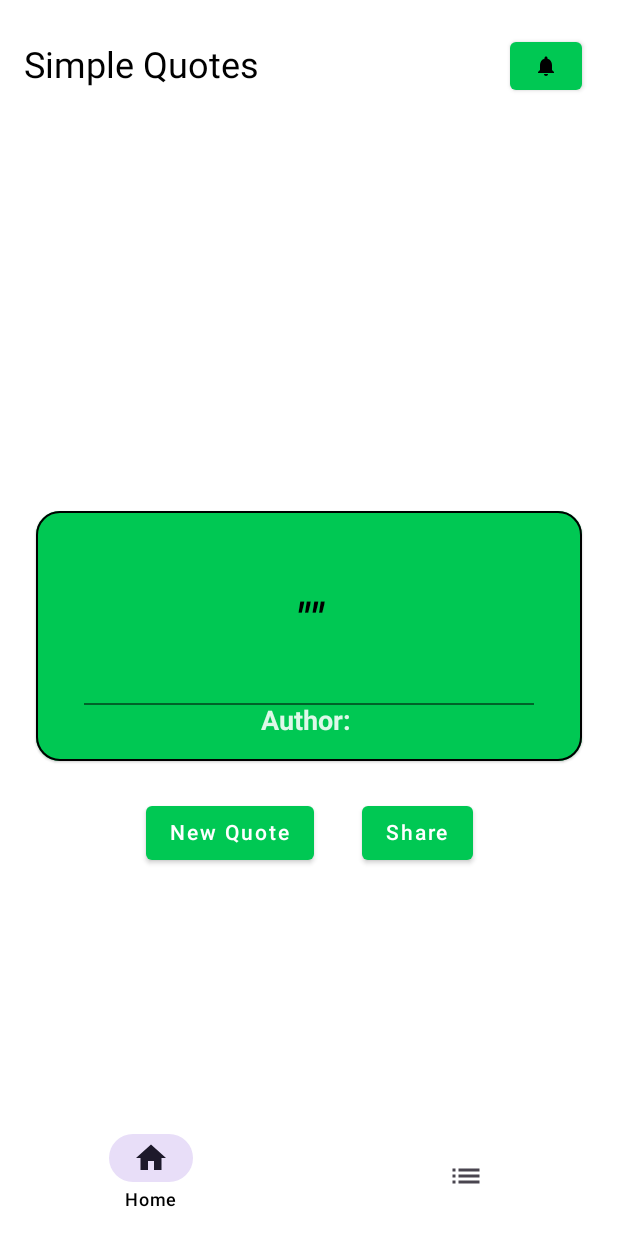
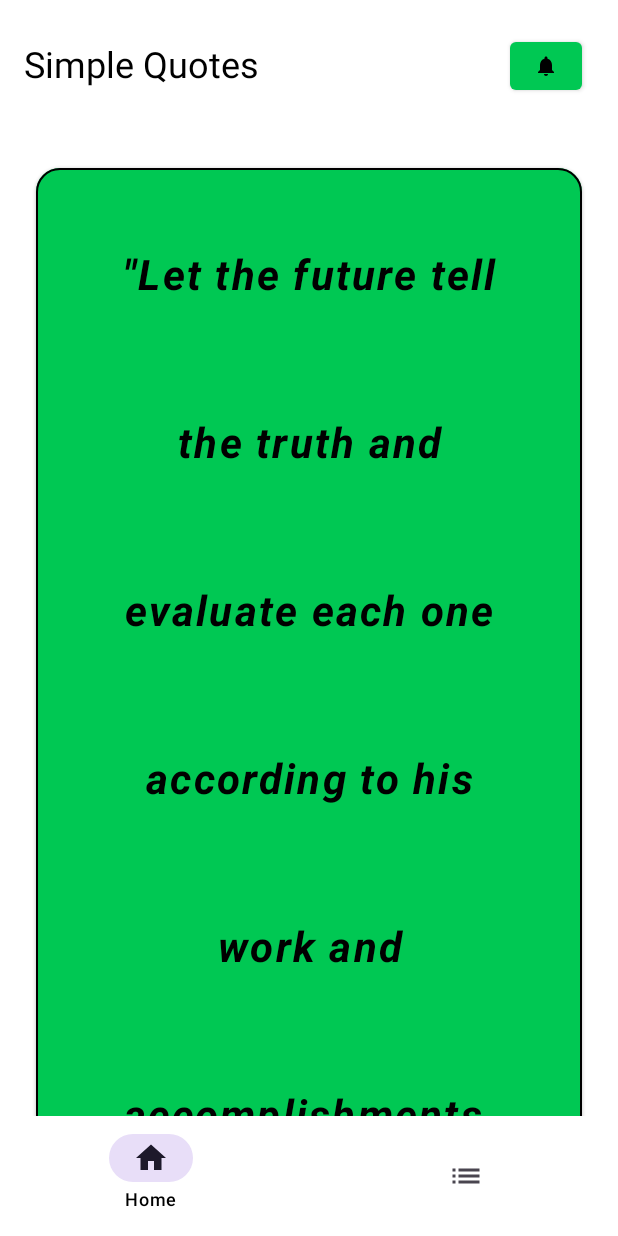
Before and after one commit to Gibo2706/QuoteApp, an Android app built with Jetpack Compose: the MainQuoteUI screen opened through its navigation route, on a phone screen of 412 x 824 dp. Run offline under Robolectric (Android 15) with nearby library versions, the phone set to English and light mode, and no system bars.

Commit message:
Buffered loading of quotes

```diff
--- a/app/src/main/java/com/bm/quotesapp/MainActivity.kt
+++ b/app/src/main/java/com/bm/quotesapp/MainActivity.kt
@@ -6,6 +6,7 @@ import android.app.NotificationManager
 import android.app.PendingIntent
 import android.content.Intent
 import android.os.Bundle
+import android.util.Log
 import android.widget.Toast
 import androidx.activity.ComponentActivity
 import androidx.activity.compose.setContent
@@ -30,7 +31,6 @@ import com.bm.quotesapp.navigation.AppNavGraph
 import com.bm.quotesapp.navigation.NavigationActions
 import com.bm.quotesapp.navigation.Routes
 import com.bm.quotesapp.notifications.Notifications
-import com.bm.quotesapp.receivers.AlarmReceiver
 import com.bm.quotesapp.ui.appBottomBar.AppBottomBar
 import com.bm.quotesapp.ui.appTopBar.AppTopBar
 
--- a/app/src/main/java/com/bm/quotesapp/architecture/home/QuotesState.kt
+++ b/app/src/main/java/com/bm/quotesapp/architecture/home/QuotesState.kt
@@ -1,7 +1,7 @@
 package com.bm.quotesapp.architecture.home
 
 data class QuotesState(
-    val content: String? = "",
-    var author: String? = "",
+    val content: String? = "Let the future tell the truth and evaluate each one according to his work and accomplishments. The present is theirs; the future, for which I have really worked, is mine.",
+    var author: String? = "Nikola Tesla",
     var offset: Float = 0f,
 )
--- a/app/src/main/java/com/bm/quotesapp/architecture/home/QuotesViewModel.kt
+++ b/app/src/main/java/com/bm/quotesapp/architecture/home/QuotesViewModel.kt
@@ -2,18 +2,12 @@ package com.bm.quotesapp.architecture.home
 
 import android.app.AlarmManager
 import android.app.PendingIntent
-import android.content.Context
-import android.content.Context.ALARM_SERVICE
 import android.content.Intent
-import android.os.Build
 import android.util.Log
 import androidx.activity.ComponentActivity
 import androidx.compose.runtime.getValue
 import androidx.compose.runtime.mutableStateOf
 import androidx.compose.runtime.setValue
-import androidx.compose.ui.platform.LocalContext
-import androidx.core.content.ContextCompat.getSystemService
-import androidx.core.content.getSystemService
 import androidx.lifecycle.MutableLiveData
 import androidx.lifecycle.ViewModel
 import com.bm.quotesapp.architecture.UIAction
@@ -21,28 +15,29 @@ import com.bm.quotesapp.data.QuotesResponse
 import com.bm.quotesapp.listeners.QuotesResponseListener
 import com.bm.quotesapp.managers.RequestManager
 import com.bm.quotesapp.receivers.AlarmReceiver
+import java.util.Queue
 
 private const val HALF_DAY = 43200000L
 
 class QuotesViewModel : ViewModel() {
-    var state by mutableStateOf(QuotesState())
+    var state by mutableStateOf(arrayListOf(QuotesState()))
         private set
     var status = MutableLiveData<Boolean?>()
     var statusNot = MutableLiveData<Boolean?>()
 
     init {
-         getData()
+        for (i in 1..5)
+            getData()
+
+        state = ArrayList(state.drop(0))
     }
 
 
     private fun getData(){
         val listener: QuotesResponseListener = object : QuotesResponseListener {
             override fun onSuccess(response: QuotesResponse, message: String) {
-                Log.d("QuotesViewModel", "Data collected")
-                state = state.copy(
-                    content = response.content,
-                    author = response.author
-                )
+                Log.d("QuotesViewModel", "Data collected === " + response.author + " " + response.content)
+                state.add(QuotesState(content = response.content, author = response.author))
             }
 
             override fun onFailure(message: String) {
@@ -56,12 +51,15 @@ class QuotesViewModel : ViewModel() {
         when(action) {
             is UIAction.SwipeForNewQuote -> {
                 status.value = true
-                getData()
+                state = ArrayList(state.drop(1))
+                if(state.size < 3 )
+                    for (i in 1..2)
+                        getData()
             }
             is UIAction.ShareQuote -> {
                 val shareIntent = Intent(Intent.ACTION_SEND)
                 shareIntent.type = "text/plain"
-                shareIntent.putExtra(Intent.EXTRA_TEXT, state.content)
+                shareIntent.putExtra(Intent.EXTRA_TEXT, state.first().content)
                 action.mContext.startActivity(Intent.createChooser(shareIntent, "Share using"))
             }
             is UIAction.TopBarClicked -> {
--- a/app/src/main/java/com/bm/quotesapp/managers/RequestManager.kt
+++ b/app/src/main/java/com/bm/quotesapp/managers/RequestManager.kt
@@ -19,6 +19,7 @@ class RequestManager {
         .build()
 
     fun getRandQuote(listener: QuotesResponseListener){
+
         val call = retrofit.create(CallQuotes::class.java).callRandomQuote()
         call.enqueue(object: Callback<QuotesResponse>{
             override fun onResponse(
--- a/app/src/main/java/com/bm/quotesapp/navigation/AppNavGraph.kt
+++ b/app/src/main/java/com/bm/quotesapp/navigation/AppNavGraph.kt
@@ -14,10 +14,11 @@ import com.bm.quotesapp.architecture.home.QuotesState
 import com.bm.quotesapp.architecture.home.QuotesViewModel
 import com.bm.quotesapp.ui.MainQuoteUI
 import com.bm.quotesapp.ui.categories.CategoriesView
+import java.util.stream.Stream
 
 @Composable
 fun AppNavGraph(
-    state: QuotesState,
+    state: ArrayList<QuotesState>,
     viewModel: QuotesViewModel,
     navController: NavHostController,
 ) {
--- a/app/src/main/java/com/bm/quotesapp/ui/home/MainQuoteUI.kt
+++ b/app/src/main/java/com/bm/quotesapp/ui/home/MainQuoteUI.kt
@@ -7,6 +7,7 @@ import androidx.compose.foundation.gestures.Orientation
 import androidx.compose.foundation.gestures.draggable
 import androidx.compose.foundation.gestures.rememberDraggableState
 import androidx.compose.foundation.layout.*
+import androidx.compose.foundation.lazy.LazyColumn
 import androidx.compose.foundation.rememberScrollState
 import androidx.compose.foundation.shape.RoundedCornerShape
 import androidx.compose.foundation.verticalScroll
@@ -24,20 +25,22 @@ import androidx.compose.ui.unit.sp
 import androidx.lifecycle.ViewModel
 import com.bm.quotesapp.architecture.home.QuotesState
 import com.bm.quotesapp.architecture.UIAction
+import com.bm.quotesapp.architecture.home.QuotesViewModel
 import com.bm.quotesapp.notifications.Notifications
+import java.util.stream.Stream
 
 import kotlin.math.roundToInt
 
 
 @Composable
 fun MainQuoteUI(
-    state: QuotesState,
-    viewModel: ViewModel,
+    state: ArrayList<QuotesState>,
+    viewModel: QuotesViewModel,
     modifier: Modifier = Modifier,
     onAction: (UIAction) -> Unit,
 ) {
     var offsetX by remember { mutableStateOf(0f) }
-
+    val stateM = viewModel.state
     Box(
         modifier = modifier,
         contentAlignment = Alignment.Center
@@ -64,7 +67,6 @@ fun MainQuoteUI(
                                 if (offsetX > 300f || offsetX < -300f) {
                                     offsetX = 0f
                                     onAction(UIAction.SwipeForNewQuote)
-
                                 }
                             }
                         ),
@@ -74,9 +76,9 @@ fun MainQuoteUI(
                         onDragStarted = {
                             offsetX = 0f
                         },
-                        startDragImmediately = false
+                        startDragImmediately = false,
                     )
-                    .weight(1f, fill = false),
+                    ,
                 border = BorderStroke(
                     color = MaterialTheme.colors.onSurface,
                     width = 1.dp
@@ -94,9 +96,9 @@ fun MainQuoteUI(
                         verticalArrangement = Arrangement.Center,
                         horizontalAlignment = Alignment.CenterHorizontally
                     ) {
-                        state.content?.let {
+                        stateM.firstOrNull()?.let {
                             Text(
-                                text = "\"$it\"",
+                                text = "\"${it.content}\"",
                                 modifier = Modifier
                                     .padding(horizontal = 16.dp),
                                 fontSize = 28.sp,
@@ -113,9 +115,9 @@ fun MainQuoteUI(
                             color = MaterialTheme.colors.onSurface.copy(alpha = 0.5f),
                             thickness = 1.dp
                         )
-                        state.author?.let {
+                        stateM.firstOrNull()?.let {
                             Text(
-                                text = "Author: $it",
+                                text = "Author: ${it.author}",
                                 modifier = Modifier.padding(horizontal = 16.dp),
                                 fontSize = 18.sp,
                                 fontWeight = FontWeight.Bold,
@@ -134,7 +136,7 @@ fun MainQuoteUI(
                     onClick = {
                         onAction(UIAction.SwipeForNewQuote)
                         offsetX = 0f
-                              },
+                    },
                     modifier = Modifier.padding(horizontal = 16.dp)
                 ) {
                     Text(text = "New Quote")
@@ -143,7 +145,7 @@ fun MainQuoteUI(
                 Button(
                     onClick = {
                         onAction(UIAction.ShareQuote(mContext))
-                              },
+                    },
                     modifier = Modifier.padding(horizontal = 16.dp)
                 ) {
                     Text(text = "Share")
```
